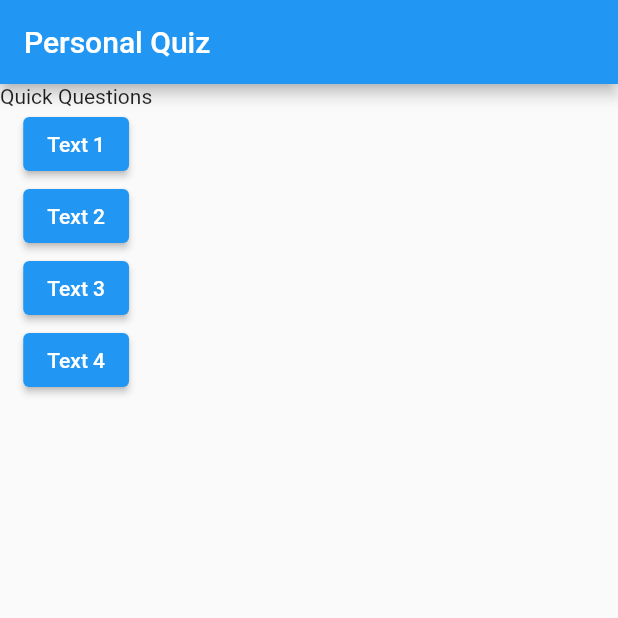
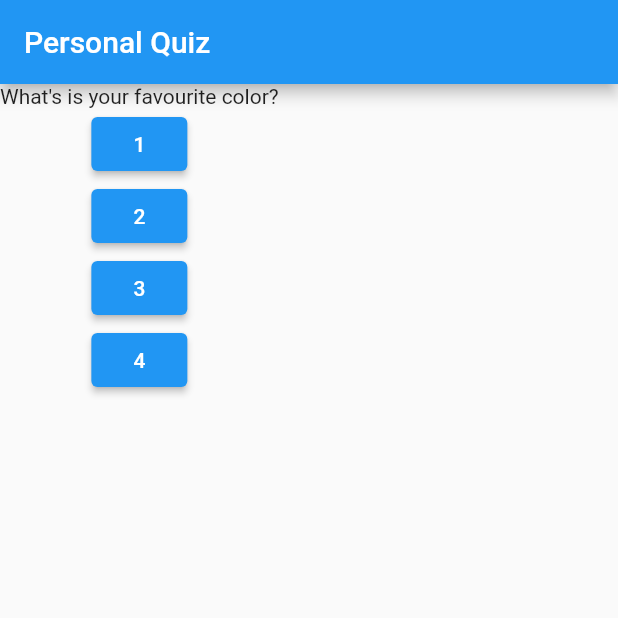
Before and after one commit to DeeptiGutti/Flask_App, a Flutter app: the screen it shows after launch, on a phone screen of 412 x 824 dp, the top half of it. Run offline on Flutter 3.47's test engine with Material 2 defaults, Android fonts, the phone set to English and light mode, and no system bars.

```diff
--- a/lib/main.dart
+++ b/lib/main.dart
@@ -1,12 +1,24 @@
 import 'package:flutter/material.dart';
+import './question.dart';
 
 void main() {
   runApp(MyApp());
 }
 
-class MyApp extends StatelessWidget {
-  void answerQuestions() {
-    print("Answer Choosen");
+class MyApp extends StatefulWidget {
+  @override
+  State<MyApp> createState() => _MyAppState();
+}
+
+class _MyAppState extends State<MyApp> {
+  var _a = 0;
+
+  void _answerQuestions() {
+    setState(() {
+      _a++;
+    });
+
+    print(_a);
   }
 
   @override
@@ -14,7 +26,8 @@ class MyApp extends StatelessWidget {
     var questions = [
       'What\'s is your favourite color?',
       'Who is your favourite actor?',
-      'What\'s your favourite Sweert'
+      'What\'s your favourite Sweert',
+      'How are you doing?'
     ];
     return MaterialApp(
       home: Scaffold(
@@ -23,24 +36,22 @@ class MyApp extends StatelessWidget {
         ),
         body: Column(
           children: <Widget>[
-            Text('Quick Questions'),
+            Question(questions[_a]),
             ElevatedButton(
-              child: Text('Text 1'),
-              onPressed: answerQuestions,
+              child: Text("1"),
+              onPressed: _answerQuestions,
             ),
             ElevatedButton(
-              child: Text('Text 2'),
-              onPressed: (() {
-                print("Hello");
-              }),
+              child: Text("2"),
+              onPressed: _answerQuestions,
             ),
             ElevatedButton(
-              child: Text('Text 3'),
-              onPressed: (() => print("Answer 3")), //Anonymous Function
+              child: Text('3'),
+              onPressed: _answerQuestions,
             ),
             ElevatedButton(
-              child: Text('Text 4'),
-              onPressed: answerQuestions,
+              child: Text('4'),
+              onPressed: _answerQuestions,
             ),
           ],
         ),
--- /dev/null
+++ b/lib/question.dart
@@ -0,0 +1,15 @@
+import 'package:flutter/src/foundation/key.dart';
+import 'package:flutter/src/widgets/container.dart';
+import 'package:flutter/src/widgets/framework.dart';
+
+import 'package:flutter/material.dart';
+
+class Question extends StatelessWidget {
+  String questionText;
+  Question(this.questionText);
+
+  @override
+  Widget build(BuildContext context) {
+    return Text(questionText);
+  }
+}
```
